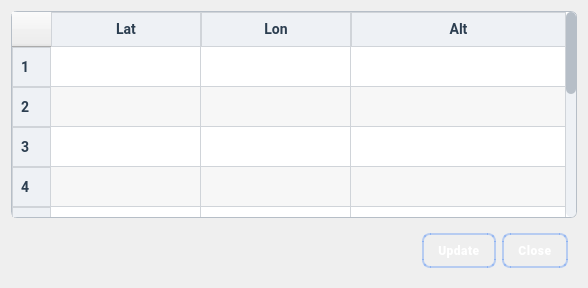
This is cupdateroute.ui in shridharbhandiwad/Zoppler_MissionPlannerQt as Qt 5 draws it before an edit. The edited form follows.
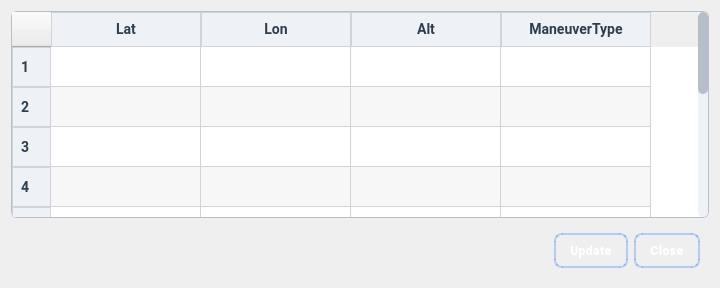
This is the edited form.

Commit message: feat: Add maneuver types to routes

```diff
--- a/cupdateroute.ui
+++ b/cupdateroute.ui
@@ -6,7 +6,7 @@
    <rect>
     <x>0</x>
     <y>0</y>
-    <width>588</width>
+    <width>720</width>
     <height>288</height>
    </rect>
   </property>
@@ -199,6 +199,43 @@
 QScrollBar::add-line:horizontal,
 QScrollBar::sub-line:horizontal {
     width: 0px;
+}
+
+/* ===============================
+   ComboBox (Dropdown) Styling
+   =============================== */
+QComboBox {
+    background: #ffffff;
+    border: 1px solid #b6bec7;
+    border-radius: 4px;
+    padding: 4px 8px;
+    font-size: 12px;
+    color: #2c3e50;
+}
+
+QComboBox:hover {
+    border: 1px solid #3478f6;
+}
+
+QComboBox::drop-down {
+    subcontrol-origin: padding;
+    subcontrol-position: top right;
+    width: 20px;
+    border-left: 1px solid #d0d4d9;
+    border-top-right-radius: 4px;
+    border-bottom-right-radius: 4px;
+}
+
+QComboBox::down-arrow {
+    width: 10px;
+    height: 10px;
+}
+
+QComboBox QAbstractItemView {
+    background: #ffffff;
+    border: 1px solid #b6bec7;
+    selection-background-color: #cfe3ff;
+    selection-color: #000000;
 }</string>
   </property>
   <layout class="QGridLayout" name="gridLayout">
@@ -247,7 +284,7 @@
       <bool>false</bool>
      </attribute>
      <attribute name="horizontalHeaderStretchLastSection">
-      <bool>true</bool>
+      <bool>false</bool>
      </attribute>
      <attribute name="verticalHeaderVisible">
       <bool>true</bool>
@@ -310,6 +347,16 @@
        </font>
       </property>
      </column>
+     <column>
+      <property name="text">
+       <string>ManeuverType</string>
+      </property>
+      <property name="font">
+       <font>
+        <bold>true</bold>
+       </font>
+      </property>
+     </column>
      <item row="0" column="0">
       <property name="text">
        <string/>
```
The commit also changes 8 other files.
